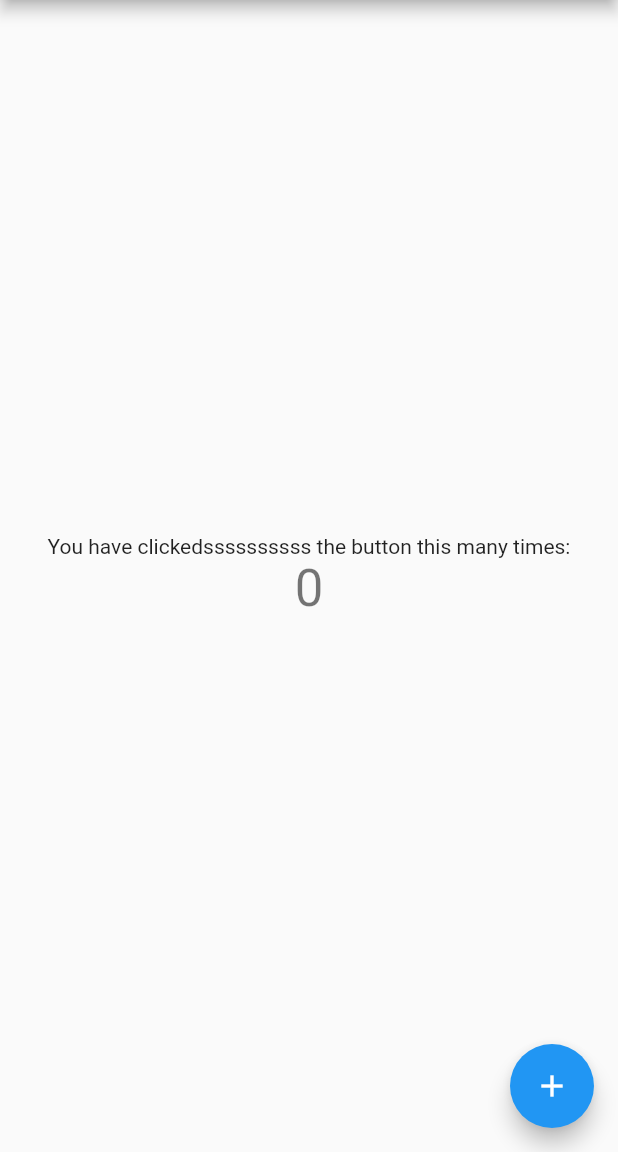
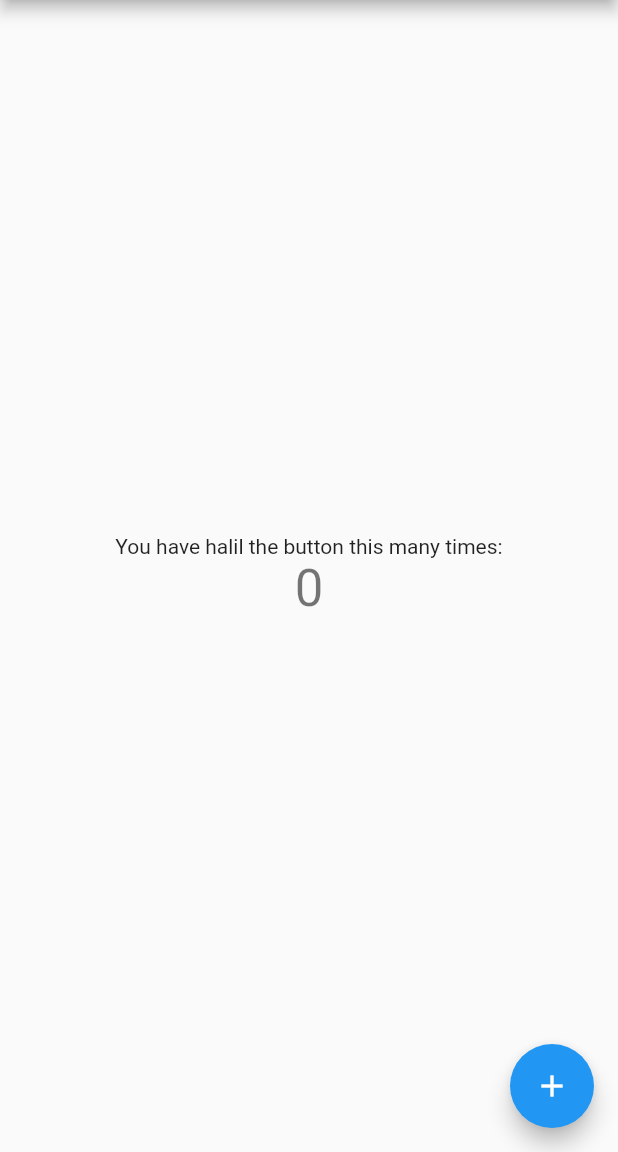
Before and after one commit to odese/flutter_game, a Flutter app: the screen it shows after launch, on a phone screen of 412 x 824 dp, the part 84-1236 px from its top. Run offline on Flutter 3.47's test engine with Material 2 defaults, Android fonts, the phone set to English and light mode, and no system bars.

Commit message:
initial commit

```diff
--- a/lib/main.dart
+++ b/lib/main.dart
@@ -98,7 +98,7 @@ class _MyHomePageState extends State<MyHomePage> {
           mainAxisAlignment: MainAxisAlignment.center,
           children: <Widget>[
             Text(
-              'You have clickedssssssssss the button this many times:',
+              'You have halil the button this many times:',
             ),
             Text(
               '$_counter',
```
